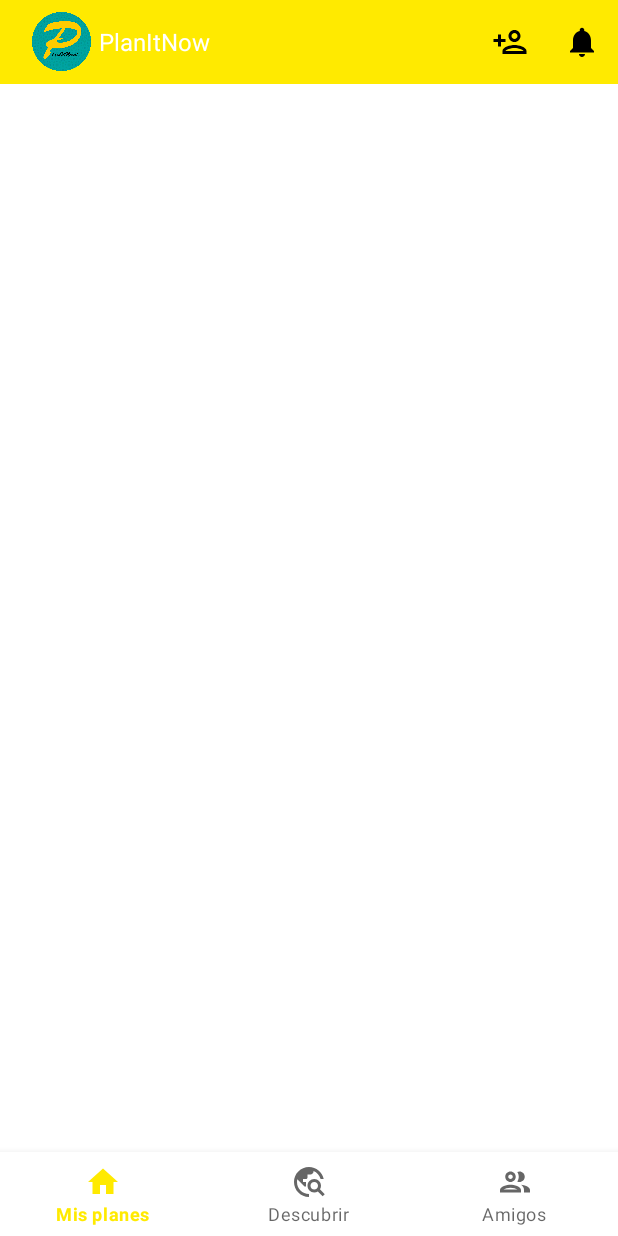
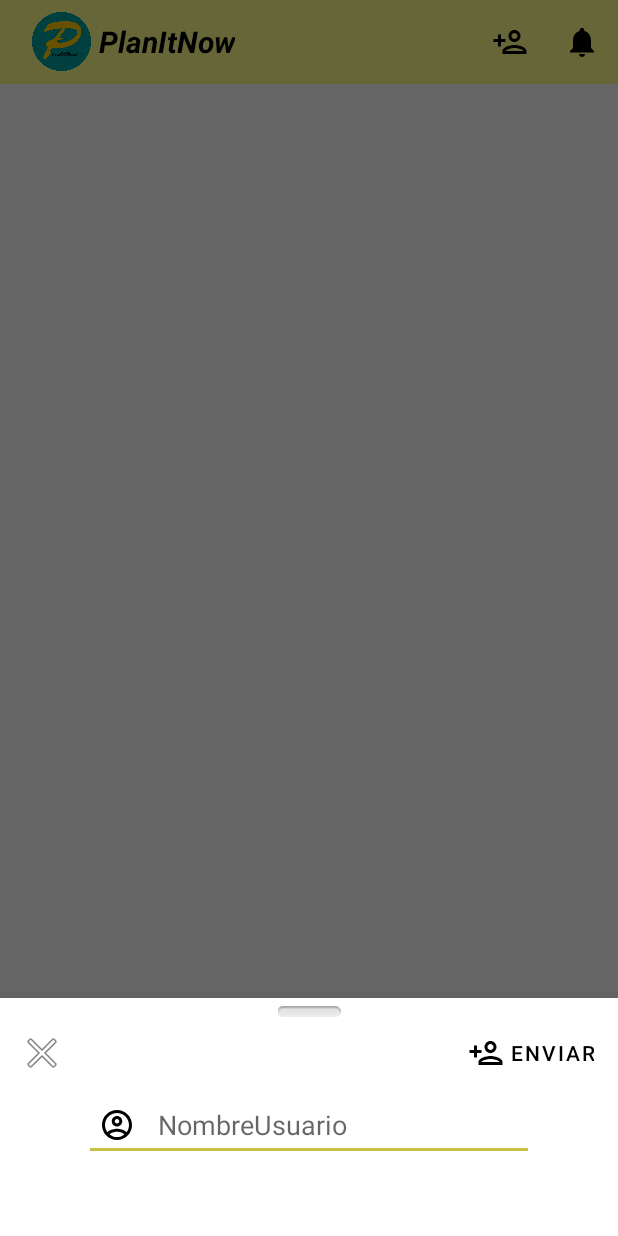
Before and after one commit to Zaexv/PlanItNow_Android, an Android app: the FriendsFragment screen opened through its navigation route, after a tap on "Añadir Amigo", on a phone screen of 412 x 824 dp. Run offline under Robolectric (Android 15) with nearby library versions, the phone set to English and light mode, and no system bars; our stand-ins replace navigation-ui; libraries missing offline, so code that uses them is left out: coil.api.load, com.apollographql.apollo3, com.graphql.models; pictures from the network do not load; 8 statements that could not run were skipped.

Commit message:
feat: Add friend integrated.
Now you can add friends from the friends view. There's a button which you can click. It will open a dialog to insert the name.

```diff
--- a/app/build.gradle
+++ b/app/build.gradle
@@ -50,6 +50,7 @@ dependencies {
     implementation 'androidx.navigation:navigation-ui-ktx:2.3.5'
     implementation 'io.coil-kt:coil:0.11.0'
     implementation 'androidx.annotation:annotation:1.2.0'
+    implementation 'androidx.legacy:legacy-support-v4:1.0.0'
 
     testImplementation 'junit:junit:4.+'
     androidTestImplementation 'androidx.test.ext:junit:1.1.3'
--- a/app/src/main/java/com/planitnow/backend/ApolloMutationHandler.kt
+++ b/app/src/main/java/com/planitnow/backend/ApolloMutationHandler.kt
@@ -4,10 +4,7 @@ import com.apollographql.apollo3.ApolloClient
 import com.apollographql.apollo3.api.ApolloResponse
 import com.apollographql.apollo3.api.Optional
 import com.apollographql.apollo3.network.http.HttpNetworkTransport
-import com.graphql.models.AllPlansQuery
-import com.graphql.models.CreatePlanMutation
-import com.graphql.models.DeletePlanMutation
-import com.graphql.models.TokenAuthMutation
+import com.graphql.models.*
 import com.planitnow.model.session.Session
 
 object ApolloMutationHandler {
@@ -43,4 +40,13 @@ object ApolloMutationHandler {
             )
         )
     }
+
+    suspend fun sendFriendRequest(toUsername: String): ApolloResponse<SendFriendRequestMutation.Data>{
+        return ApolloClientSingleton.instance.apolloClient.mutate(
+            SendFriendRequestMutation(
+                toUsername = toUsername
+            )
+        )
+    }
+
 }
--- /dev/null
+++ b/app/src/main/java/com/planitnow/usecases/addfriend/AddFriendFragment.kt
@@ -0,0 +1,64 @@
+package com.planitnow.usecases.addfriend
+
+import android.os.Bundle
+import androidx.fragment.app.Fragment
+import android.view.LayoutInflater
+import android.view.View
+import android.view.ViewGroup
+import android.widget.Toast
+import androidx.lifecycle.ViewModelProvider
+import androidx.lifecycle.lifecycleScope
+import com.google.android.material.bottomsheet.BottomSheetDialogFragment
+import com.planitnow.R
+import com.planitnow.databinding.AddFriendLayoutBinding
+import com.planitnow.databinding.FragmentFriendsBinding
+import com.planitnow.databinding.FragmentHomeBinding
+import com.planitnow.usecases.viewfriends.FriendsViewModel
+
+
+class AddFriendFragment : BottomSheetDialogFragment() {
+
+    private lateinit var addFriendViewModel: AddFriendViewModel
+    private var _binding: AddFriendLayoutBinding? = null
+    private val binding get() = _binding!!
+
+    companion object {
+        val instance = AddFriendFragment()
+    }
+
+    override fun onCreateView(
+        inflater: LayoutInflater,
+        container: ViewGroup?,
+        savedInstanceState: Bundle?
+    ): View? {
+        addFriendViewModel =
+            ViewModelProvider(this).get(AddFriendViewModel::class.java)
+        inflater.inflate(R.layout.add_friend_layout, container, false)
+        _binding = AddFriendLayoutBinding.inflate(inflater, container, false)
+        val root: View = binding.root
+
+        return root
+    }
+
+    override fun onViewCreated(view: View, savedInstanceState: Bundle?) {
+
+        binding.addFriendCancel.setOnClickListener() {
+            binding.addFriendUsername.text.clear()
+            dismiss()
+        }
+
+        binding.addFriendButton.setOnClickListener() {
+            lifecycleScope.launchWhenResumed {
+                val toUsername = binding.addFriendUsername.text.toString()
+                addFriendViewModel.sendFriendRequest(requireContext(), toUsername)
+                binding.addFriendUsername.text.clear()
+                dismiss()
+            }
+
+        }
+
+        super.onViewCreated(view, savedInstanceState)
+    }
+
+
+}
--- /dev/null
+++ b/app/src/main/java/com/planitnow/usecases/addfriend/AddFriendViewModel.kt
@@ -0,0 +1,26 @@
+package com.planitnow.usecases.addfriend
+
+import android.content.Context
+import android.widget.Toast
+import androidx.lifecycle.ViewModel
+import com.apollographql.apollo3.exception.ApolloException
+import com.planitnow.R
+import com.planitnow.backend.ApolloMutationHandler
+
+class AddFriendViewModel : ViewModel() {
+
+    suspend fun sendFriendRequest(context: Context, username: String){
+        var res = try {
+            ApolloMutationHandler.sendFriendRequest(username)
+        } catch(e: ApolloException){
+            Toast.makeText(context,e.message,Toast.LENGTH_SHORT).show()
+            return
+        }
+        if(res.hasErrors()){
+            Toast.makeText(context, R.string.error_friend_request,Toast.LENGTH_SHORT).show()
+        } else {
+            Toast.makeText(context, R.string.success_friend_request, Toast.LENGTH_LONG).show()
+        }
+    }
+
+}
--- a/app/src/main/java/com/planitnow/usecases/viewfriends/FriendsFragment.kt
+++ b/app/src/main/java/com/planitnow/usecases/viewfriends/FriendsFragment.kt
@@ -11,8 +11,11 @@ import androidx.lifecycle.Observer
 import androidx.lifecycle.ViewModelProvider
 import androidx.lifecycle.lifecycleScope
 import androidx.recyclerview.widget.LinearLayoutManager
+import com.google.android.material.bottomsheet.BottomSheetDialog
 import com.planitnow.R
 import com.planitnow.databinding.FragmentFriendsBinding
+import com.planitnow.usecases.addfriend.AddFriendFragment
+import com.planitnow.usecases.mainactivity.MainActivity
 
 class FriendsFragment : Fragment() {
 
@@ -68,7 +71,7 @@ class FriendsFragment : Fragment() {
         toolbar.inflateMenu(R.menu.friends_menu)
         toolbar.setOnMenuItemClickListener{ item ->
             when (item.itemId){
-                R.id.action_add_friend -> Toast.makeText(toolbar.context,"Añade amigo :)",Toast.LENGTH_LONG).show()
+                R.id.action_add_friend -> showAddFriendDialog()
                 R.id.action_notifications -> Toast.makeText(toolbar.context,"Notificaçao",Toast.LENGTH_LONG).show()
                 else -> Toast.makeText(toolbar.context,"purzao",Toast.LENGTH_LONG).show()
             }
@@ -77,4 +80,11 @@ class FriendsFragment : Fragment() {
 
     }
 
+    private fun showAddFriendDialog(){
+        var addFriendFragment : AddFriendFragment = AddFriendFragment.instance
+        if (!addFriendFragment.isAdded) addFriendFragment.show(
+            requireActivity().supportFragmentManager,"add_friend")
+    }
+
+
 }
--- a/app/src/main/res/layout/activity_main.xml
+++ b/app/src/main/res/layout/activity_main.xml
@@ -9,10 +9,10 @@
     <com.google.android.material.bottomnavigation.BottomNavigationView
         android:id="@+id/nav_view"
         android:layout_width="0dp"
+
         android:layout_height="wrap_content"
-        android:layout_marginStart="0dp"
-        android:layout_marginEnd="0dp"
         android:background="?android:attr/windowBackground"
+        app:itemTextColor="@color/black"
         app:layout_constraintBottom_toBottomOf="parent"
         app:layout_constraintLeft_toLeftOf="parent"
         app:layout_constraintRight_toRightOf="parent"
--- /dev/null
+++ b/app/src/main/res/layout/add_friend_layout.xml
@@ -0,0 +1,73 @@
+<?xml version="1.0" encoding="utf-8"?>
+<LinearLayout xmlns:android="http://schemas.android.com/apk/res/android"
+    xmlns:app="http://schemas.android.com/apk/res-auto"
+    xmlns:tools="http://schemas.android.com/tools"
+    android:layout_width="match_parent"
+    android:layout_height="match_parent"
+    android:backgroundTint="@color/cardview_shadow_end_color"
+    android:orientation="vertical">
+
+    <ImageView
+        android:id="@+id/imageView"
+        android:layout_width="match_parent"
+        android:layout_height="wrap_content"
+        android:paddingTop="5dp"
+        app:srcCompat="@android:drawable/button_onoff_indicator_off" />
+
+    <androidx.constraintlayout.widget.ConstraintLayout
+        android:layout_width="match_parent"
+        android:layout_height="48dp">
+
+        <ImageButton
+            android:id="@+id/add_friend_cancel"
+            android:layout_width="wrap_content"
+            android:layout_height="0dp"
+            android:layout_weight="1"
+            android:backgroundTint="#00734E4E"
+
+            android:gravity="left"
+            app:layout_constraintBottom_toBottomOf="parent"
+            app:layout_constraintStart_toStartOf="parent"
+            app:layout_constraintTop_toTopOf="parent"
+            app:srcCompat="@android:drawable/ic_menu_close_clear_cancel"
+            tools:ignore="SpeakableTextPresentCheck" />
+
+        <Button
+            android:id="@+id/add_friend_button"
+            android:layout_width="wrap_content"
+            android:layout_height="48dp"
+            android:layout_marginEnd="8dp"
+            android:layout_marginBottom="5dp"
+            android:layout_weight="1"
+            android:gravity="right|center_vertical"
+            android:text="@string/send"
+            android:textColor="@color/black"
+            app:icon="@drawable/ic_person_add_black_24dp"
+            app:iconTint="@color/black"
+            app:layout_constraintBottom_toBottomOf="parent"
+            app:layout_constraintEnd_toEndOf="parent"
+            app:layout_constraintHorizontal_bias="1.0"
+            app:layout_constraintStart_toEndOf="@+id/add_friend_cancel"
+            app:layout_constraintTop_toTopOf="parent"
+            app:layout_constraintVertical_bias="0.0" />
+    </androidx.constraintlayout.widget.ConstraintLayout>
+
+    <EditText
+        android:id="@+id/add_friend_username"
+        android:layout_width="300dp"
+        android:layout_height="wrap_content"
+        android:layout_gravity="center_horizontal"
+        android:drawableLeft="@drawable/ic_account_circle_black_24dp"
+        android:drawablePadding="15dp"
+        android:ems="10"
+        android:hint="@string/add_friend_hint"
+        android:inputType="textPersonName"
+        android:minHeight="48dp"
+        android:paddingHorizontal="10dp"
+        android:paddingVertical="10dp" />
+
+    <Space
+        android:layout_width="match_parent"
+        android:layout_height="50dp" />
+
+</LinearLayout>
--- a/app/src/main/res/layout/card_friend.xml
+++ b/app/src/main/res/layout/card_friend.xml
@@ -4,16 +4,18 @@
 
     xmlns:app="http://schemas.android.com/apk/res-auto"
     xmlns:tools="http://schemas.android.com/tools"
-    android:id="@+id/view_plan_basic_card"
+    android:id="@+id/view_friend_basic_card"
     android:layout_width="match_parent"
     android:layout_height="150dp"
     android:animateLayoutChanges="true"
     android:clickable="true"
     android:foreground="?android:attr/selectableItemBackground"
+    android:paddingHorizontal="15dp"
+    android:paddingVertical="15dp"
     app:cardBackgroundColor="#FFFFFFFF"
-    app:cardCornerRadius="30dp"
+    app:cardCornerRadius="15dp"
     app:cardElevation="1dp"
-    app:cardUseCompatPadding="false"
+    app:cardUseCompatPadding="true"
     app:contentPadding="0dp">
 
     <LinearLayout
--- a/app/src/main/res/layout/main_toolbar.xml
+++ b/app/src/main/res/layout/main_toolbar.xml
@@ -25,7 +25,8 @@
         android:layout_width="wrap_content"
         android:layout_height="wrap_content"
         android:text="@string/app_name"
-        android:textColor="@color/white"
-        android:textSize="16sp"></TextView>
+        android:textColor="@color/black"
+        android:textSize="20sp"
+        android:textStyle="bold|italic"></TextView>
 
 </androidx.appcompat.widget.Toolbar>
--- a/app/src/main/res/values/colors.xml
+++ b/app/src/main/res/values/colors.xml
@@ -7,8 +7,12 @@
     <color name="teal_700">#FF018786</color>
     <color name="black">#FF000000</color>
     <color name="white">#FFFFFFFF</color>
-    <color name="yellow_primary">#ffea00</color>
-    <color name="yellow_light">#ffff56</color>
+    <color name="yellow_primary">#ffff8d</color>
+    <color name="yellow_primary_dark">#cacc5d</color>
+    <color name="yellow_primary_light">#ffffbf</color>
+    <color name="yellow_secondary">#fff176</color>
+    <color name="yellow_secondary_light">#ffffa8</color>
+    <color name="yellow_secondary_dark">#cabf45</color>
     <color name="yellow_dark">#c7b800</color>
     <color name="red_secondary">#ff3d00</color>
     <color name="red_light">#ff7539</color>
--- a/app/src/main/res/values/strings.xml
+++ b/app/src/main/res/values/strings.xml
@@ -30,5 +30,11 @@
     <string name="created_by">Creado por</string>
     <string name="add_friend">Añadir Amigo</string>
     <string name="notifications">Notificaciones</string>
+    <string name="send">Enviar</string>
+    <string name="add_friend_hint">NombreUsuario</string>
+    <!-- TODO: Remove or change this placeholder text -->
+    <string name="hello_blank_fragment">Hello blank fragment</string>
+    <string name="success_friend_request">Se ha enviado correctamente tu solicitud</string>
+    <string name="error_friend_request">El usuario no existe o ya has enviado una solicitud</string>
 
 </resources>
--- a/app/src/main/res/values/themes.xml
+++ b/app/src/main/res/values/themes.xml
@@ -3,14 +3,14 @@
     <style name="Theme.PlanItNow" parent="Theme.MaterialComponents.DayNight.NoActionBar">
             <!-- Primary brand color. -->
             <item name="colorPrimary">@color/yellow_primary</item>
-            <item name="colorPrimaryVariant">@color/yellow_primary</item>
-            <item name="colorOnPrimary">@color/white</item>
+            <item name="colorPrimaryVariant">@color/yellow_primary_dark</item>
+            <item name="colorOnPrimary">@color/black</item>
             <!-- Secondary brand color. -->
-            <item name="colorSecondary">@color/red_secondary</item>
-            <item name="colorSecondaryVariant">@color/red_light</item>
+            <item name="colorSecondary">@color/yellow_secondary_dark</item>
+            <item name="colorSecondaryVariant">@color/yellow_secondary_dark</item>
         <item name="colorOnSecondary">@color/black</item>
         <!-- Status bar color. -->
-        <item name="android:statusBarColor" tools:targetApi="l">?attr/colorPrimaryVariant</item>
+        <item name="android:statusBarColor" tools:targetApi="l">@color/yellow_primary</item>
         <!-- Customize your theme here. -->
     </style>
 </resources>
```
Also changed, not shown: 2 other files.
